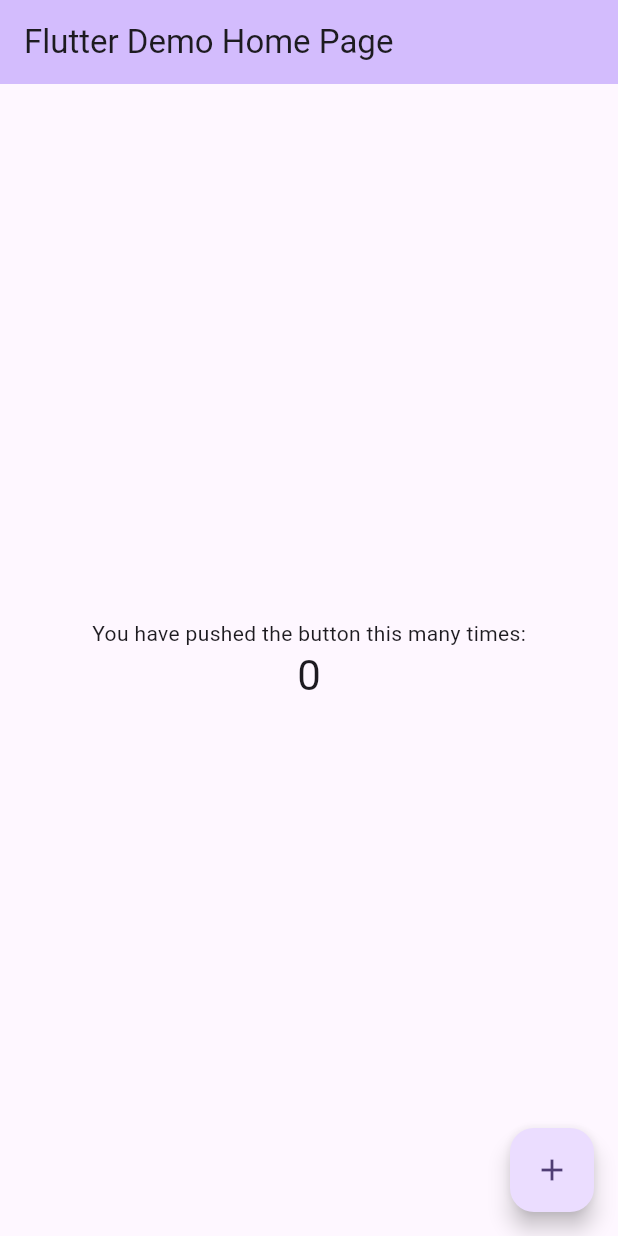
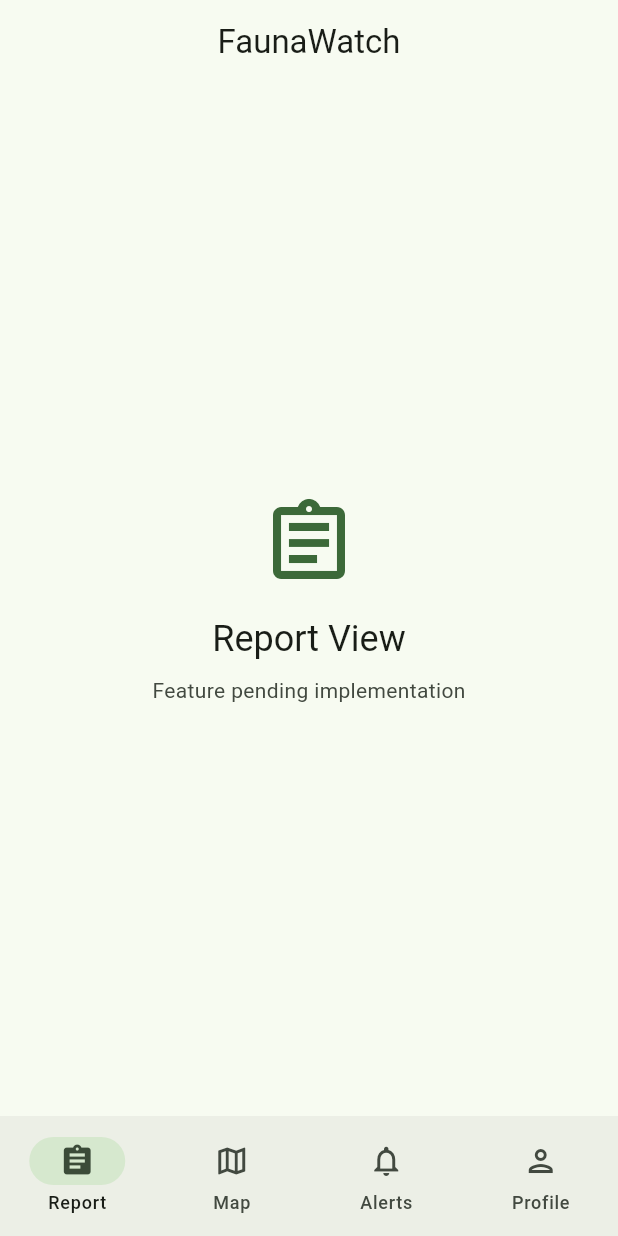
Before and after one commit to CashewDevs/faunawatch, a Flutter app: the screen it shows after launch, on a phone screen of 412 x 824 dp. Run offline on Flutter 3.47's test engine with Material 3 defaults, Android fonts, the phone set to English and light mode, and no system bars; our stand-ins replace flutter_riverpod.

Commit message:
feat: add application shell and MVVM foundation

```diff
--- /dev/null
+++ b/lib/app.dart
@@ -0,0 +1,20 @@
+import 'package:flutter/material.dart';
+import 'package:faunawatch/core/theme/app_theme.dart';
+import 'package:faunawatch/features/shell/views/shell_view.dart';
+
+/// Root application widget for FaunaWatch.
+class FaunaWatchApp extends StatelessWidget {
+  const FaunaWatchApp({super.key});
+
+  @override
+  Widget build(BuildContext context) {
+    return MaterialApp(
+      title: 'FaunaWatch',
+      debugShowCheckedModeBanner: false,
+      theme: AppTheme.lightTheme,
+      darkTheme: AppTheme.darkTheme,
+      themeMode: ThemeMode.system,
+      home: const ShellView(),
+    );
+  }
+}
--- /dev/null
+++ b/lib/core/theme/app_theme.dart
@@ -0,0 +1,39 @@
+import 'package:flutter/material.dart';
+
+/// Application theme definitions for FaunaWatch.
+class AppTheme {
+  AppTheme._();
+
+  // Seed color representing nature and wildlife
+  static const Color _seedColor = Color(0xFF1B5E20);
+
+  /// Light theme configuration
+  static ThemeData get lightTheme {
+    return ThemeData(
+      useMaterial3: true,
+      colorScheme: ColorScheme.fromSeed(
+        seedColor: _seedColor,
+        brightness: Brightness.light,
+      ),
+      appBarTheme: const AppBarTheme(
+        centerTitle: true,
+        elevation: 0,
+      ),
+    );
+  }
+
+  /// Dark theme configuration
+  static ThemeData get darkTheme {
+    return ThemeData(
+      useMaterial3: true,
+      colorScheme: ColorScheme.fromSeed(
+        seedColor: _seedColor,
+        brightness: Brightness.dark,
+      ),
+      appBarTheme: const AppBarTheme(
+        centerTitle: true,
+        elevation: 0,
+      ),
+    );
+  }
+}
--- /dev/null
+++ b/lib/features/shell/viewmodels/shell_viewmodel.dart
@@ -0,0 +1,42 @@
+import 'package:flutter_riverpod/flutter_riverpod.dart';
+
+// TODO(navigation): Unresolved Navigation Structure Mapping (SDD §6.1 vs §6.3)
+// SDD Section 6.1 specifies four bottom-navigation destinations: Report, Map, Alerts, and Profile.
+// SDD Section 6.3 describes six functional screens (Dashboard/Feed, Map, FaunaLens, Gallery, Messages, Profile)
+// along with a Header Bar returning to Dashboard and a top Navigation Dots Bar.
+// This discrepancy represents an unresolved architectural and UI decision.
+// CRITICAL: Future AI agents and contributors MUST NOT modify this navigation structure,
+// add or remove destinations, or change the shell navigation hierarchy without explicit
+// team discussion and approval.
+enum ShellDestination {
+  report,
+  map,
+  alerts,
+  profile,
+}
+
+/// Riverpod Notifier managing the active [ShellDestination] for the application shell.
+class ShellViewModel extends Notifier<ShellDestination> {
+  @override
+  ShellDestination build() {
+    return ShellDestination.report;
+  }
+
+  /// Sets the active destination directly.
+  void selectDestination(ShellDestination destination) {
+    state = destination;
+  }
+
+  /// Sets the active destination by index based on [ShellDestination.values].
+  void selectIndex(int index) {
+    if (index >= 0 && index < ShellDestination.values.length) {
+      state = ShellDestination.values[index];
+    }
+  }
+}
+
+/// Provider exposing the [ShellViewModel] and current [ShellDestination].
+final shellViewModelProvider =
+    NotifierProvider<ShellViewModel, ShellDestination>(
+  ShellViewModel.new,
+);
--- /dev/null
+++ b/lib/features/shell/views/shell_view.dart
@@ -0,0 +1,108 @@
+import 'package:flutter/material.dart';
+import 'package:flutter_riverpod/flutter_riverpod.dart';
+import 'package:faunawatch/features/shell/viewmodels/shell_viewmodel.dart';
+
+/// The root presentation widget containing the top app bar, active tab body,
+/// and bottom navigation bar.
+class ShellView extends ConsumerWidget {
+  const ShellView({super.key});
+
+  @override
+  Widget build(BuildContext context, WidgetRef ref) {
+    final currentDestination = ref.watch(shellViewModelProvider);
+
+    return Scaffold(
+      appBar: AppBar(
+        title: const Text('FaunaWatch'),
+      ),
+      body: IndexedStack(
+        index: currentDestination.index,
+        children: const [
+          _PlaceholderDestinationView(
+            title: 'Report View',
+            icon: Icons.assignment_outlined,
+          ),
+          _PlaceholderDestinationView(
+            title: 'Map View',
+            icon: Icons.map_outlined,
+          ),
+          _PlaceholderDestinationView(
+            title: 'Alerts View',
+            icon: Icons.notifications_outlined,
+          ),
+          _PlaceholderDestinationView(
+            title: 'Profile View',
+            icon: Icons.person_outlined,
+          ),
+        ],
+      ),
+      bottomNavigationBar: NavigationBar(
+        selectedIndex: currentDestination.index,
+        onDestinationSelected: (index) {
+          ref.read(shellViewModelProvider.notifier).selectIndex(index);
+        },
+        destinations: const [
+          NavigationDestination(
+            icon: Icon(Icons.assignment_outlined),
+            selectedIcon: Icon(Icons.assignment),
+            label: 'Report',
+          ),
+          NavigationDestination(
+            icon: Icon(Icons.map_outlined),
+            selectedIcon: Icon(Icons.map),
+            label: 'Map',
+          ),
+          NavigationDestination(
+            icon: Icon(Icons.notifications_outlined),
+            selectedIcon: Icon(Icons.notifications),
+            label: 'Alerts',
+          ),
+          NavigationDestination(
+            icon: Icon(Icons.person_outlined),
+            selectedIcon: Icon(Icons.person),
+            label: 'Profile',
+          ),
+        ],
+      ),
+    );
+  }
+}
+
+/// Internal placeholder widget for shell destinations before feature implementation.
+class _PlaceholderDestinationView extends StatelessWidget {
+  const _PlaceholderDestinationView({
+    required this.title,
+    required this.icon,
+  });
+
+  final String title;
+  final IconData icon;
+
+  @override
+  Widget build(BuildContext context) {
+    return Center(
+      child: Column(
+        mainAxisAlignment: MainAxisAlignment.center,
+        children: [
+          Icon(
+            icon,
+            size: 64,
+            color: Theme.of(context).colorScheme.primary,
+          ),
+          const SizedBox(height: 16),
+          Text(
+            title,
+            style: Theme.of(context).textTheme.headlineSmall,
+          ),
+          const SizedBox(height: 8),
+          Text(
+            'Feature pending implementation',
+            style: Theme.of(context).textTheme.bodyMedium?.copyWith(
+                  color: Theme.of(context).colorScheme.onSurfaceVariant,
+                ),
+          ),
+        ],
+      ),
+    );
+  }
+}
--- a/lib/main.dart
+++ b/lib/main.dart
@@ -1,122 +1,11 @@
 import 'package:flutter/material.dart';
+import 'package:flutter_riverpod/flutter_riverpod.dart';
+import 'package:faunawatch/app.dart';
 
 void main() {
-  runApp(const MyApp());
+  runApp(
+    const ProviderScope(
+      child: FaunaWatchApp(),
+    ),
+  );
 }
-
-class MyApp extends StatelessWidget {
-  const MyApp({super.key});
-
-  // This widget is the root of your application.
-  @override
-  Widget build(BuildContext context) {
-    return MaterialApp(
-      title: 'Flutter Demo',
-      theme: ThemeData(
-        // This is the theme of your application.
-        //
-        // TRY THIS: Try running your application with "flutter run". You'll see
-        // the application has a purple toolbar. Then, without quitting the app,
-        // try changing the seedColor in the colorScheme below to Colors.green
-        // and then invoke "hot reload" (save your changes or press the "hot
-        // reload" button in a Flutter-supported IDE, or press "r" if you used
-        // the command line to start the app).
-        //
-        // Notice that the counter didn't reset back to zero; the application
-        // state is not lost during the reload. To reset the state, use hot
-        // restart instead.
-        //
-        // This works for code too, not just values: Most code changes can be
-        // tested with just a hot reload.
-        colorScheme: .fromSeed(seedColor: Colors.deepPurple),
-      ),
-      home: const MyHomePage(title: 'Flutter Demo Home Page'),
-    );
-  }
-}
-
-class MyHomePage extends StatefulWidget {
-  const MyHomePage({super.key, required this.title});
-
-  // This widget is the home page of your application. It is stateful, meaning
-  // that it has a State object (defined below) that contains fields that affect
-  // how it looks.
-
-  // This class is the configuration for the state. It holds the values (in this
-  // case the title) provided by the parent (in this case the App widget) and
-  // used by the build method of the State. Fields in a Widget subclass are
-  // always marked "final".
-
-  final String title;
-
-  @override
-  State<MyHomePage> createState() => _MyHomePageState();
-}
-
-class _MyHomePageState extends State<MyHomePage> {
-  int _counter = 0;
-
-  void _incrementCounter() {
-    setState(() {
-      // This call to setState tells the Flutter framework that something has
-      // changed in this State, which causes it to rerun the build method below
-      // so that the display can reflect the updated values. If we changed
-      // _counter without calling setState(), then the build method would not be
-      // called again, and so nothing would appear to happen.
-      _counter++;
-    });
-  }
-
-  @override
-  Widget build(BuildContext context) {
-    // This method is rerun every time setState is called, for instance as done
-    // by the _incrementCounter method above.
-    //
-    // The Flutter framework has been optimized to make rerunning build methods
-    // fast, so that you can just rebuild anything that needs updating rather
-    // than having to individually change instances of widgets.
-    return Scaffold(
-      appBar: AppBar(
-        // TRY THIS: Try changing the color here to a specific color (to
-        // Colors.amber, perhaps?) and trigger a hot reload to see the AppBar
-        // change color while the other colors stay the same.
-        backgroundColor: Theme.of(context).colorScheme.inversePrimary,
-        // Here we take the value from the MyHomePage object that was created by
-        // the App.build method, and use it to set our appbar title.
-        title: Text(widget.title),
-      ),
-      body: Center(
-        // Center is a layout widget. It takes a single child and positions it
-        // in the middle of the parent.
-        child: Column(
-          // Column is also a layout widget. It takes a list of children and
-          // arranges them vertically. By default, it sizes itself to fit its
-          // children horizontally, and tries to be as tall as its parent.
-          //
-          // Column has various properties to control how it sizes itself and
-          // how it positions its children. Here we use mainAxisAlignment to
-          // center the children vertically; the main axis here is the vertical
-          // axis because Columns are vertical (the cross axis would be
-          // horizontal).
-          //
-          // TRY THIS: Invoke "debug painting" (choose the "Toggle Debug Paint"
-          // action in the IDE, or press "p" in the console), to see the
-          // wireframe for each widget.
-          mainAxisAlignment: .center,
-          children: [
-            const Text('You have pushed the button this many times:'),
-            Text(
-              '$_counter',
-              style: Theme.of(context).textTheme.headlineMedium,
-            ),
-          ],
-        ),
-      ),
-      floatingActionButton: FloatingActionButton(
-        onPressed: _incrementCounter,
-        tooltip: 'Increment',
-        child: const Icon(Icons.add),
-      ),
-    );
-  }
-}
--- a/pubspec.yaml
+++ b/pubspec.yaml
@@ -34,6 +34,7 @@
   # The following adds the Cupertino Icons font to your application.
   # Use with the CupertinoIcons class for iOS style icons.
   cupertino_icons: ^1.0.8
+  flutter_riverpod: ^2.6.1
 
 dev_dependencies:
   flutter_test:
```
Also changed, not shown: 3 other files.
